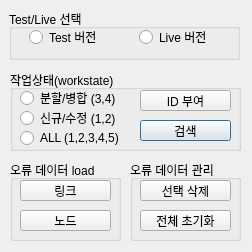
Old version of the form moct_checker_dialog_base.ui in the repository inavi-yk1226ull/qgis-itsnodelink-converter.
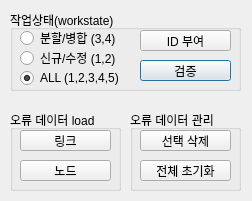
New version of the form.

Patch:
```diff
--- a/moct_checker_dialog_base.ui
+++ b/moct_checker_dialog_base.ui
@@ -7,19 +7,19 @@
     <x>0</x>
     <y>0</y>
     <width>252</width>
-    <height>252</height>
+    <height>201</height>
    </rect>
   </property>
   <property name="minimumSize">
    <size>
     <width>252</width>
-    <height>252</height>
+    <height>201</height>
    </size>
   </property>
   <property name="maximumSize">
    <size>
     <width>252</width>
-    <height>252</height>
+    <height>201</height>
    </size>
   </property>
   <property name="windowTitle">
@@ -29,7 +29,7 @@
    <property name="geometry">
     <rect>
      <x>10</x>
-     <y>70</y>
+     <y>10</y>
      <width>231</width>
      <height>81</height>
     </rect>
@@ -73,7 +73,7 @@
      </rect>
     </property>
     <property name="text">
-     <string>검색</string>
+     <string>검증</string>
     </property>
    </widget>
    <widget class="QRadioButton" name="rbtn_forall_2">
@@ -88,6 +88,9 @@
     <property name="text">
      <string>ALL (1,2,3,4,5)</string>
     </property>
+    <property name="checked">
+     <bool>true</bool>
+    </property>
    </widget>
    <widget class="QPushButton" name="btn_setid">
     <property name="geometry">
@@ -107,7 +110,7 @@
    <property name="geometry">
     <rect>
      <x>10</x>
-     <y>160</y>
+     <y>110</y>
      <width>111</width>
      <height>81</height>
     </rect>
@@ -146,7 +149,7 @@
    <property name="geometry">
     <rect>
      <x>130</x>
-     <y>160</y>
+     <y>110</y>
      <width>111</width>
      <height>81</height>
     </rect>
@@ -181,45 +184,6 @@
     </property>
    </widget>
   </widget>
-  <widget class="QGroupBox" name="groupBox_4">
-   <property name="geometry">
-    <rect>
-     <x>9</x>
-     <y>9</y>
-     <width>231</width>
-     <height>51</height>
-    </rect>
-   </property>
-   <property name="title">
-    <string>Test/Live 선택</string>
-   </property>
-   <widget class="QRadioButton" name="rbtn_istest">
-    <property name="geometry">
-     <rect>
-      <x>20</x>
-      <y>20</y>
-      <width>90</width>
-      <height>16</height>
-     </rect>
-    </property>
-    <property name="text">
-     <string>Test 버전</string>
-    </property>
-   </widget>
-   <widget class="QRadioButton" name="rbtn_islive">
-    <property name="geometry">
-     <rect>
-      <x>130</x>
-      <y>20</y>
-      <width>90</width>
-      <height>16</height>
-     </rect>
-    </property>
-    <property name="text">
-     <string>Live 버전</string>
-    </property>
-   </widget>
-  </widget>
  </widget>
  <tabstops>
   <tabstop>rbtn_fornew</tabstop>
```
Left out of the diff: 35 changed lines with no effect on the pictures.
